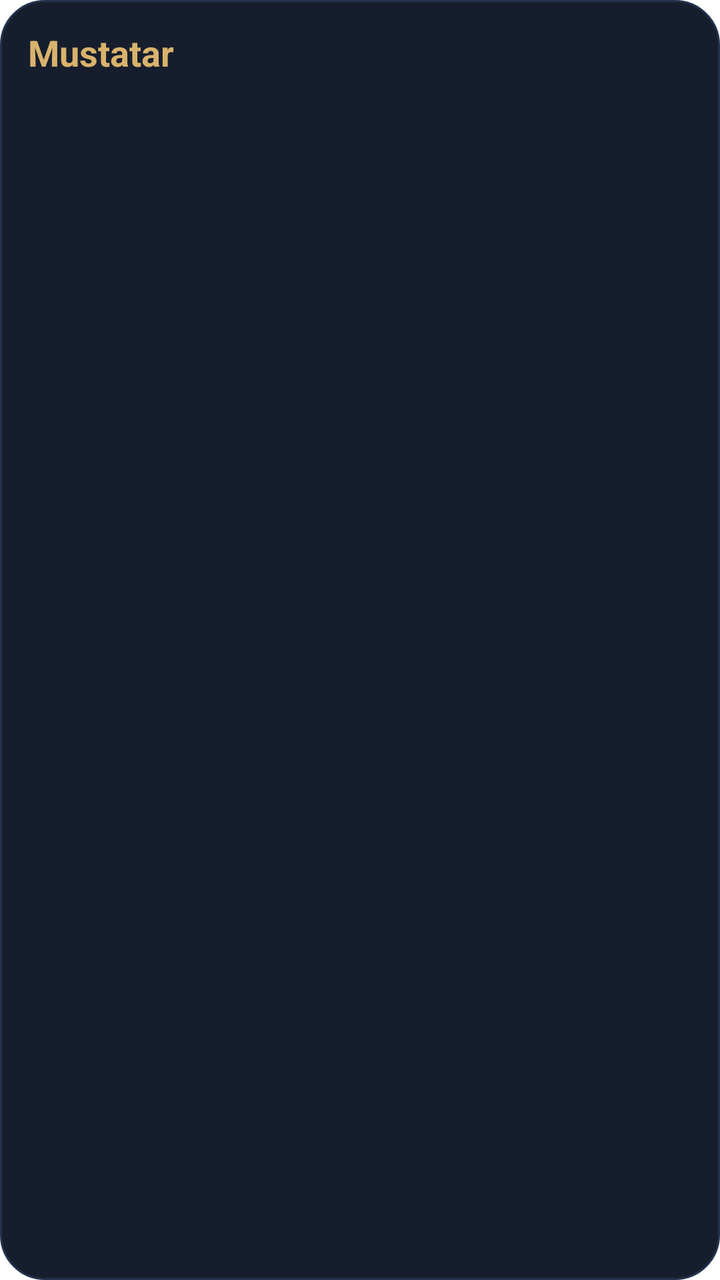
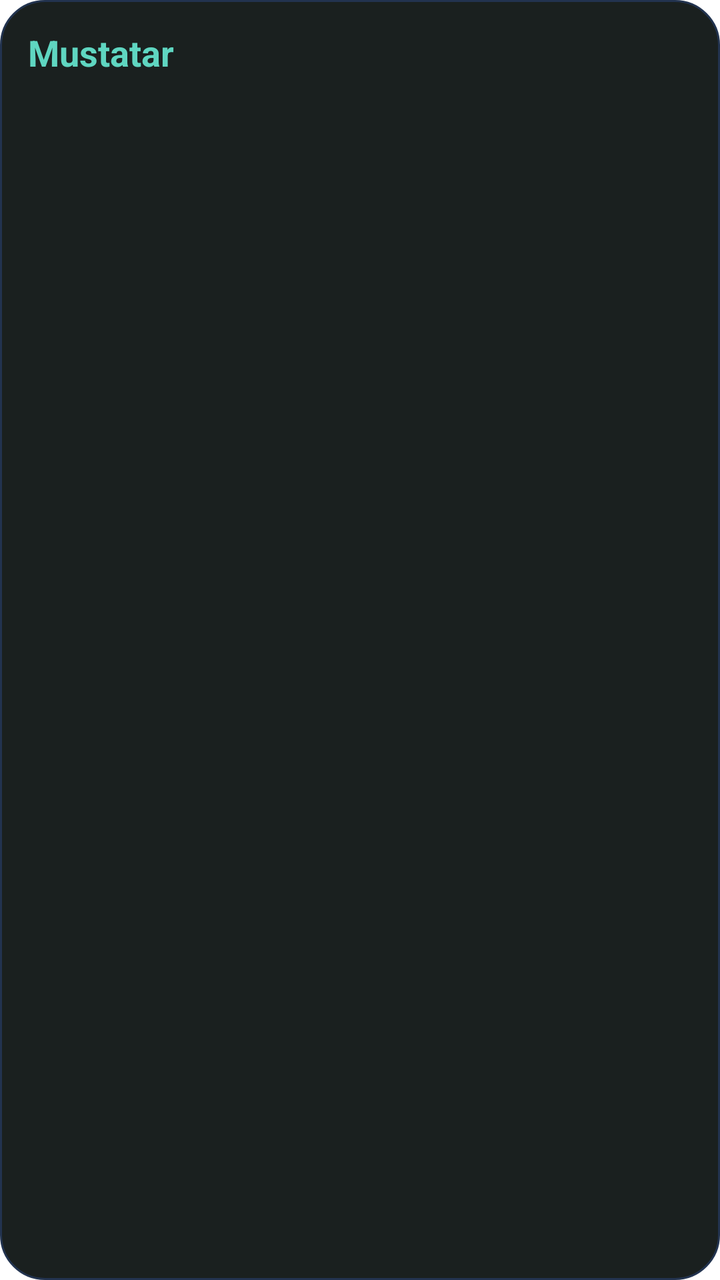

Two renders of the same Android screen: before a commit and after it. Below are the layout's source before the change and the commit's diff.
<!-- AndroidManifest.xml: application theme android:Theme.Translucent.NoTitleBar -->
<!-- res/layout/widget_main.xml -->
<?xml version="1.0" encoding="utf-8"?>
<LinearLayout xmlns:android="http://schemas.android.com/apk/res/android"
    android:id="@+id/w_root" android:layout_width="match_parent" android:layout_height="match_parent"
    android:orientation="vertical" android:padding="14dp" android:background="@drawable/widget_bg">
    <TextView android:id="@+id/w_prayer" android:layout_width="match_parent" android:layout_height="wrap_content"
        android:text="Mustatar" android:textColor="#D9B36C" android:textSize="18sp" android:textStyle="bold" android:maxLines="1" />
    <TextView android:id="@+id/w_prayer_time" android:layout_width="match_parent" android:layout_height="wrap_content"
        android:text="" android:textColor="#93A3C0" android:textSize="12sp" android:maxLines="1" android:layout_marginBottom="8dp" />
    <TextView android:id="@+id/w_item1" android:layout_width="match_parent" android:layout_height="wrap_content"
        android:textColor="#E8EDF6" android:textSize="13sp" android:maxLines="1" android:ellipsize="end" android:paddingTop="3dp" />
    <TextView android:id="@+id/w_item2" android:layout_width="match_parent" android:layout_height="wrap_content"
        android:textColor="#E8EDF6" android:textSize="13sp" android:maxLines="1" android:ellipsize="end" android:paddingTop="3dp" />
    <TextView android:id="@+id/w_item3" android:layout_width="match_parent" android:layout_height="wrap_content"
        android:textColor="#E8EDF6" android:textSize="13sp" android:maxLines="1" android:ellipsize="end" android:paddingTop="3dp" />
</LinearLayout>
<!-- resources referenced by this layout -->
<resources>
  <!-- drawable widget_bg (drawable) -->
  <?xml version="1.0" encoding="utf-8"?>
  <shape xmlns:android="http://schemas.android.com/apk/res/android" android:shape="rectangle">
      <solid android:color="#F20A1222" />
      <corners android:radius="22dp" />
      <stroke android:width="1dp" android:color="#22334F" />
  </shape>
</resources>

<!-- the commit's change to res/layout/widget_main.xml (unified diff, before → after) -->
@@ -3,7 +3,7 @@
     android:id="@+id/w_root" android:layout_width="match_parent" android:layout_height="match_parent"
     android:orientation="vertical" android:padding="14dp" android:background="@drawable/widget_bg">
     <TextView android:id="@+id/w_prayer" android:layout_width="match_parent" android:layout_height="wrap_content"
-        android:text="Mustatar" android:textColor="#D9B36C" android:textSize="18sp" android:textStyle="bold" android:maxLines="1" />
+        android:text="Mustatar" android:textColor="#5FD6C1" android:textSize="18sp" android:textStyle="bold" android:maxLines="1" />
     <TextView android:id="@+id/w_prayer_time" android:layout_width="match_parent" android:layout_height="wrap_content"
         android:text="" android:textColor="#93A3C0" android:textSize="12sp" android:maxLines="1" android:layout_marginBottom="8dp" />
     <TextView android:id="@+id/w_item1" android:layout_width="match_parent" android:layout_height="wrap_content"
<!-- resource entries referenced after the edit -->
@@ -3,7 +3,7 @@
   <!-- drawable widget_bg (drawable) -->
   <?xml version="1.0" encoding="utf-8"?>
   <shape xmlns:android="http://schemas.android.com/apk/res/android" android:shape="rectangle">
-      <solid android:color="#F20A1222" />
+      <solid android:color="#F20E1513" />
       <corners android:radius="22dp" />
       <stroke android:width="1dp" android:color="#22334F" />
   </shape>
